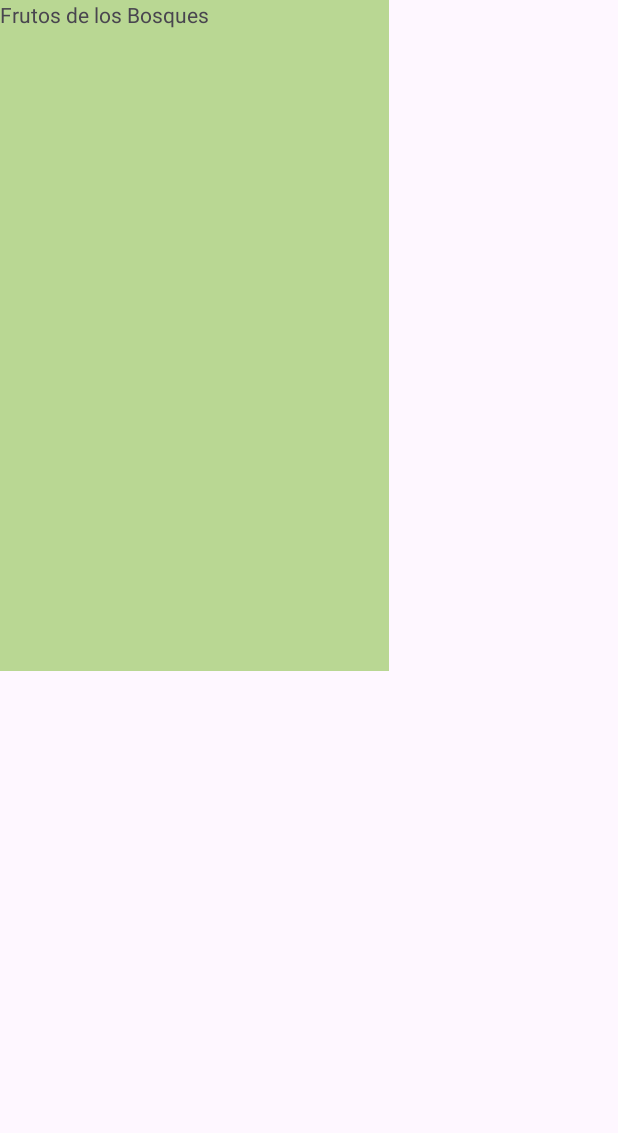
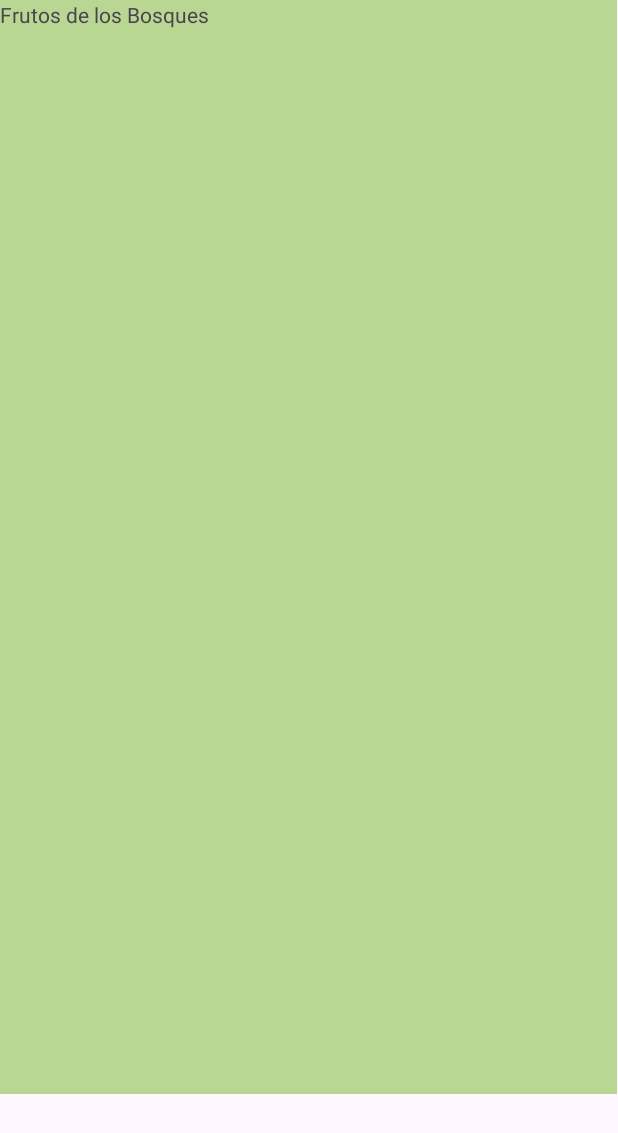
Before and after one commit to DarkAngelCV/Frutosdelosbosques, an Android app: the Splash screen opened directly, with no data from a screen before it, on a phone screen of 412 x 824 dp. Shown: the top 1133 px of the screen. Run offline under Robolectric (Android 15) with nearby library versions, the phone set to English and light mode, and no system bars.

Commit message:
nuevo Proyecto

```diff
--- a/app/src/main/res/layout/activity_splash.xml
+++ b/app/src/main/res/layout/activity_splash.xml
@@ -7,8 +7,8 @@
     tools:context=".Splash">
 
     <androidx.constraintlayout.widget.ConstraintLayout
-        android:layout_width="259dp"
-        android:layout_height="447dp"
+        android:layout_width="411dp"
+        android:layout_height="729dp"
         android:background="#978BC34A"
         tools:layout_editor_absoluteX="-1dp"
         tools:layout_editor_absoluteY="1dp">
@@ -18,7 +18,7 @@
             android:layout_width="wrap_content"
             android:layout_height="wrap_content"
             android:text="Frutos de los Bosques"
-            tools:layout_editor_absoluteX="60dp"
-            tools:layout_editor_absoluteY="205dp" />
+            tools:layout_editor_absoluteX="136dp"
+            tools:layout_editor_absoluteY="355dp" />
     </androidx.constraintlayout.widget.ConstraintLayout>
 </androidx.constraintlayout.widget.ConstraintLayout>
```
Also changed, not shown: app/src/main/java/cl/ipvg/frutosdelosbosques/MainActivity.java (+29 -0 lines), app/src/main/res/layout/activity_main.xml (+9 -1 lines).
